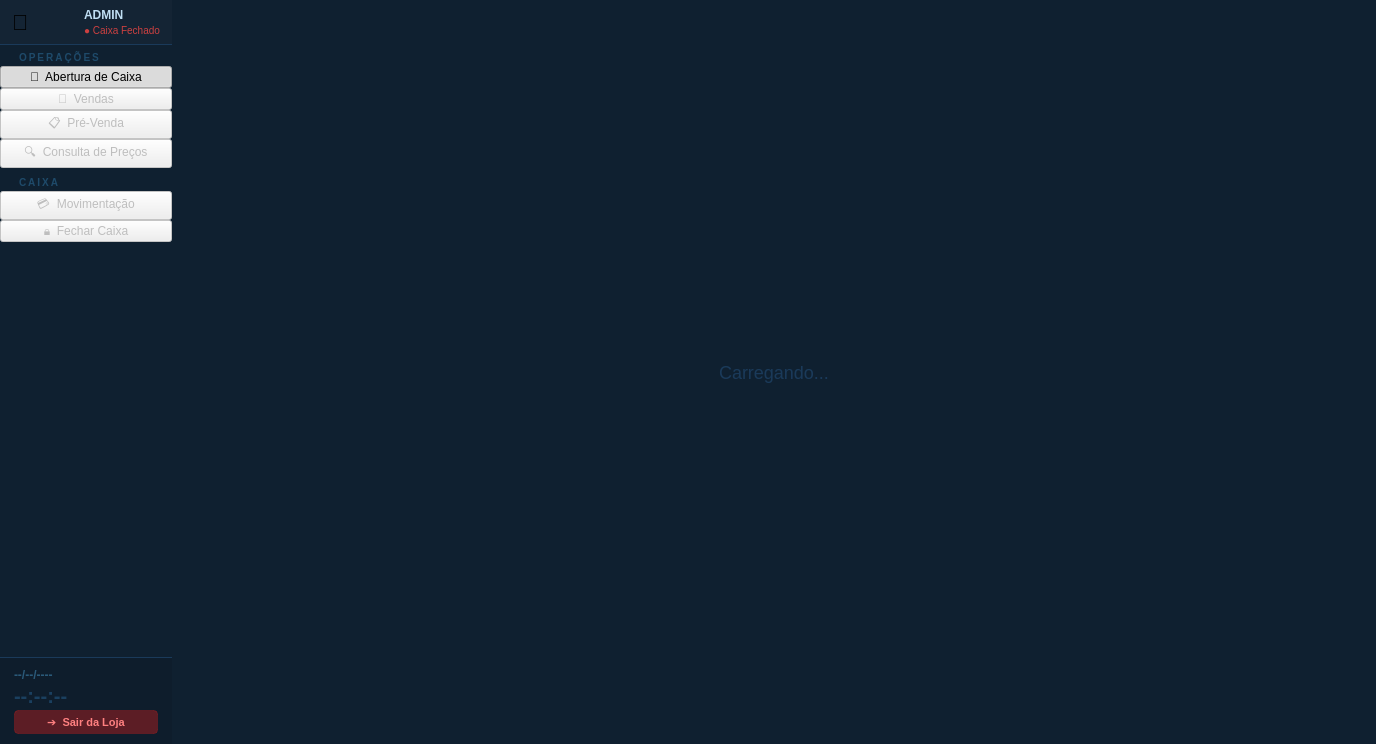
The window that ui/venda/frente_loja.ui (iuryruansc/cspdv) describes before a commit, drawn with Qt 5.
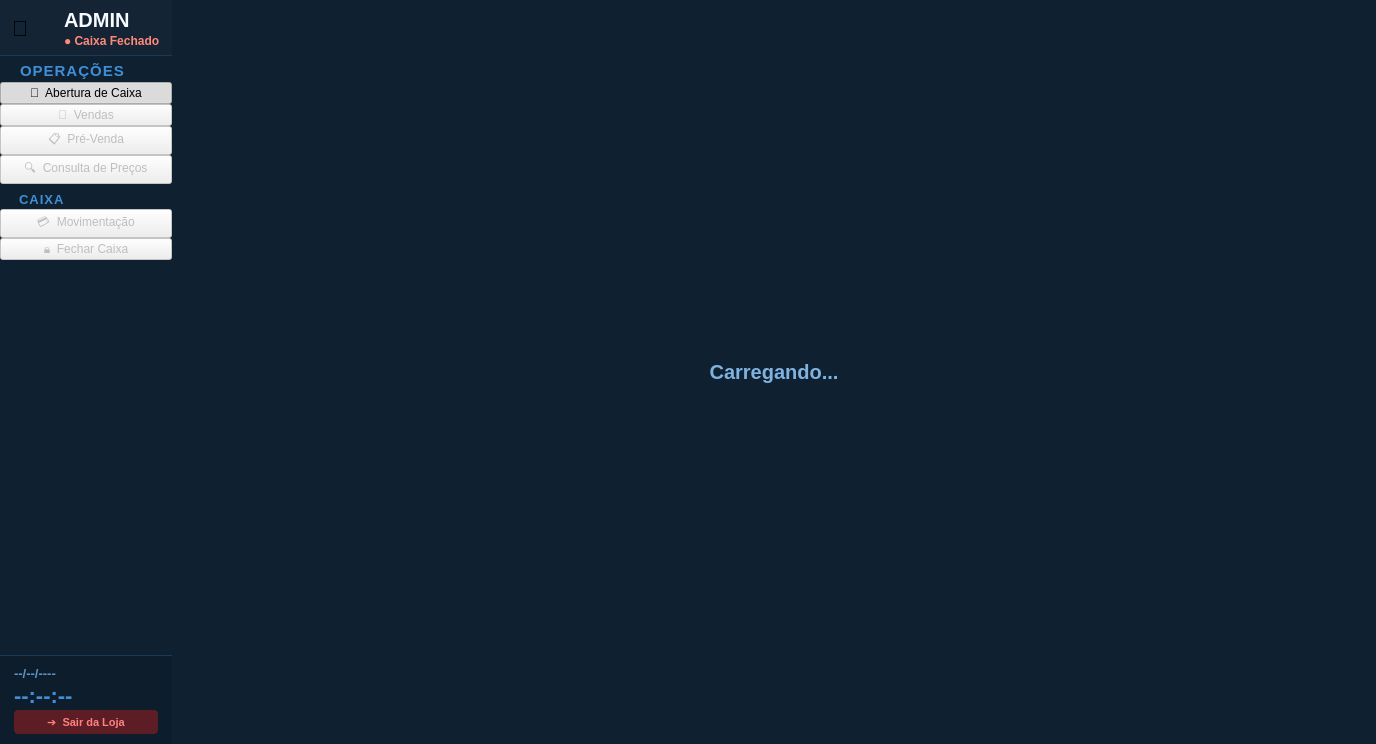
The same window after the commit.

```diff
--- a/ui/venda/frente_loja.ui
+++ b/ui/venda/frente_loja.ui
@@ -16,6 +16,7 @@
   <property name="styleSheet">
    <string notr="true">
     QMainWindow { background-color: #0f2030; font-family: Arial; }
+    QLabel { background-color: transparent; }
    </string>
   </property>
   <widget class="QWidget" name="centralWidget">
@@ -133,7 +134,7 @@
             <item>
              <widget class="QLabel" name="lblOpNome">
               <property name="styleSheet">
-               <string notr="true">font-size:12px;font-weight:bold;color:#c0dff4;</string>
+               <string notr="true">color:#f5fbff;font-size:20px;font-weight:bold;</string>
               </property>
               <property name="text">
                <string>ADMIN</string>
@@ -143,7 +144,7 @@
             <item>
              <widget class="QLabel" name="lblCaixaStatus">
               <property name="styleSheet">
-               <string notr="true">font-size:10px;color:#cc4040;</string>
+               <string notr="true">color:#ff8a7a;font-size:12px;font-weight:bold;</string>
               </property>
               <property name="text">
                <string>● Caixa Fechado</string>
@@ -158,7 +159,7 @@
        <item>
         <widget class="QLabel" name="lblSecaoPrincipal">
          <property name="styleSheet">
-          <string notr="true">color:#1e4a6a;font-size:10px;font-weight:bold;letter-spacing:2px;padding:6px 16px 2px 16px;</string>
+          <string notr="true">color:#3f8ed6;font-size:15px;font-weight:bold;letter-spacing:1px;padding:6px 16px 2px 16px;</string>
          </property>
          <property name="text">
           <string>OPERAÇÕES</string>
@@ -220,7 +221,7 @@
        <item>
         <widget class="QLabel" name="lblSecaoCaixa">
          <property name="styleSheet">
-          <string notr="true">color:#1e4a6a;font-size:10px;font-weight:bold;letter-spacing:2px;padding:8px 16px 2px 16px;</string>
+          <string notr="true">color:#3f8ed6;font-size:13px;font-weight:bold;letter-spacing:1px;padding:8px 16px 2px 16px;</string>
          </property>
          <property name="text">
           <string>CAIXA</string>
@@ -295,7 +296,7 @@
           <item>
            <widget class="QLabel" name="lblSidebarDataHora">
             <property name="styleSheet">
-             <string notr="true">color:#2a5a7a;font-size:12px;font-weight:bold;</string>
+             <string notr="true">color:#5f93c2;font-size:13px;font-weight:bold;</string>
             </property>
             <property name="text">
              <string>--/--/----</string>
@@ -305,7 +306,7 @@
           <item>
            <widget class="QLabel" name="lblSidebarHora">
             <property name="styleSheet">
-             <string notr="true">color:#1a4060;font-size:20px;font-weight:bold;</string>
+             <string notr="true">color:#3f8ed6;font-size:22px;font-weight:bold;</string>
             </property>
             <property name="text">
              <string>--:--:--</string>
@@ -361,7 +362,7 @@
         <item>
          <widget class="QLabel" name="lblDefaultMsg">
           <property name="styleSheet">
-           <string notr="true">color:#1a3a5a;font-size:18px;</string>
+           <string notr="true">color:#7fb2df;font-size:20px;font-weight:600;line-height:1.4;</string>
           </property>
           <property name="text">
            <string>Carregando...</string>
```
Left out of the diff: 6 changed lines with no effect on the pictures.
